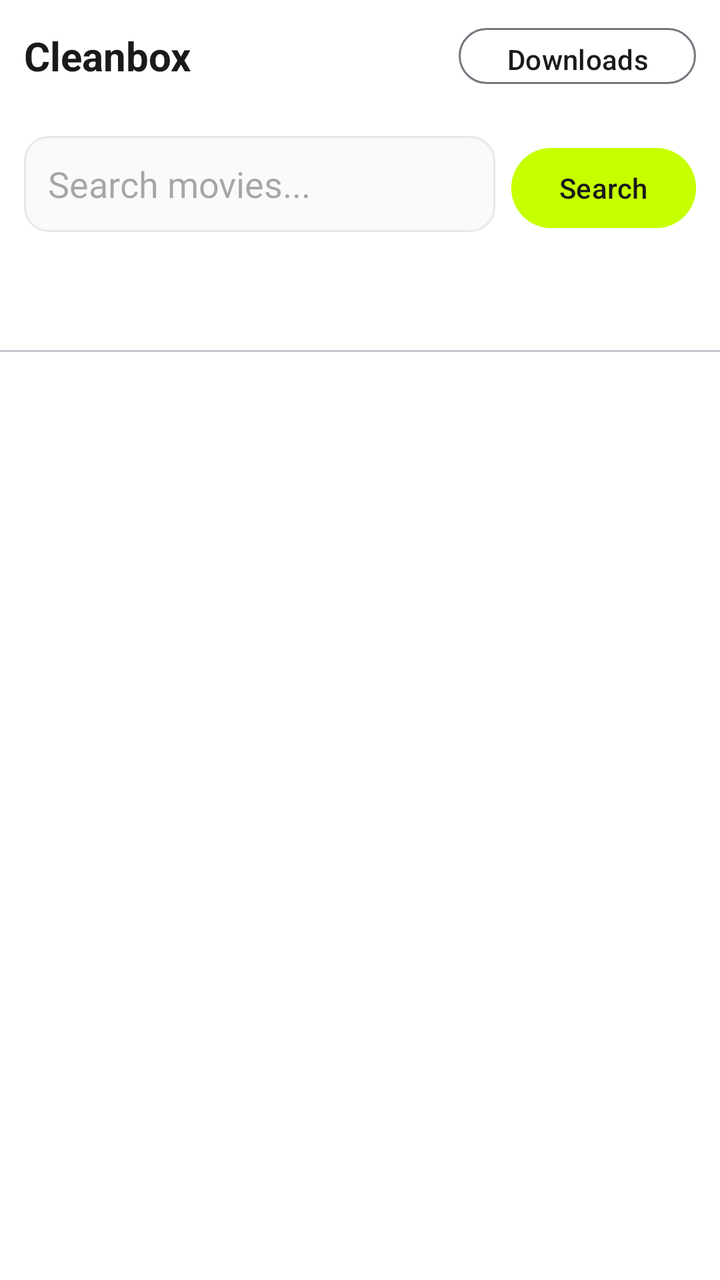
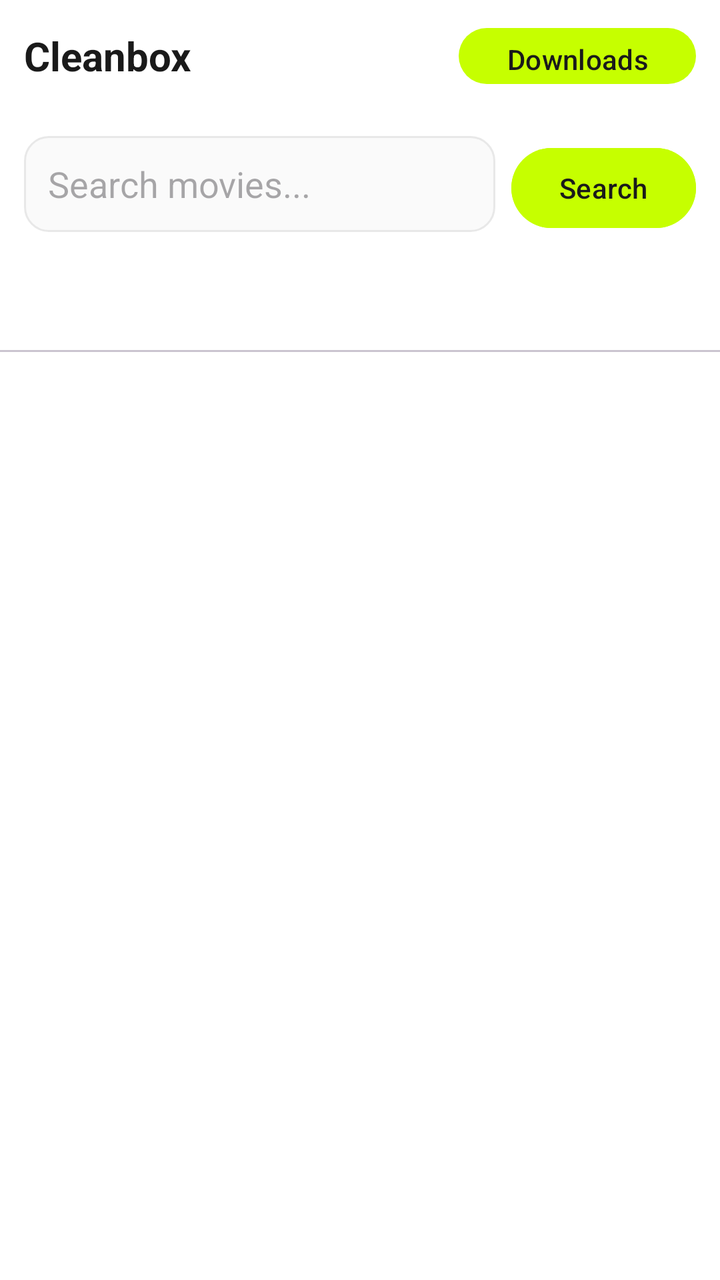

An Android layout rendered at two revisions. The XML below is the earlier revision; the diff shows what the commit changed to produce the second picture.
<!-- AndroidManifest.xml: application theme Theme.Cleanbox -->
<!-- res/layout/activity_main.xml -->
<?xml version="1.0" encoding="utf-8"?>
<LinearLayout xmlns:android="http://schemas.android.com/apk/res/android" xmlns:app="http://schemas.android.com/apk/res/auto" android:orientation="vertical" android:layout_width="match_parent" android:layout_height="match_parent" android:background="@color/white">
  <com.google.android.material.appbar.AppBarLayout android:layout_width="match_parent" android:layout_height="wrap_content" android:background="@color/white">
    <LinearLayout android:orientation="horizontal" android:layout_width="match_parent" android:layout_height="56dp" android:padding="12dp" android:gravity="center_vertical">
      <TextView android:text="Cleanbox" android:textSize="20sp" android:textStyle="bold" android:textColor="@color/text_primary" android:layout_width="0dp" android:layout_weight="1" android:layout_height="wrap_content"/>
      <com.google.android.material.button.MaterialButton android:id="@+id/btn_downloads" android:text="Downloads" android:layout_width="wrap_content" android:layout_height="36dp" style="@style/Widget.Material3.Button.OutlinedButton" app:strokeColor="@color/lime" android:textColor="@color/text_primary"/>
    </LinearLayout>
  </com.google.android.material.appbar.AppBarLayout>
  <LinearLayout android:orientation="horizontal" android:layout_width="match_parent" android:layout_height="wrap_content" android:padding="12dp">
    <com.google.android.material.textfield.TextInputEditText android:id="@+id/search_box" android:hint="Search movies..." android:layout_width="0dp" android:layout_weight="1" android:layout_height="48dp" android:background="@drawable/bg_search" android:padding="12dp"/>
    <com.google.android.material.button.MaterialButton android:id="@+id/search_btn" android:text="Search" android:layout_width="wrap_content" android:layout_height="48dp" android:layout_marginStart="8dp" android:backgroundTint="@color/lime" android:textColor="@color/text_primary"/>
  </LinearLayout>
  <com.google.android.material.tabs.TabLayout android:id="@+id/tab_layout" android:layout_width="match_parent" android:layout_height="wrap_content" app:tabIndicatorColor="@color/lime" app:tabSelectedTextColor="@color/text_primary"/>
  <androidx.recyclerview.widget.RecyclerView android:id="@+id/recycler" android:layout_width="match_parent" android:layout_height="match_parent" android:padding="8dp" android:clipToPadding="false"/>
</LinearLayout>
<!-- resources referenced by this layout -->
<resources>
  <color name="lime">#C6FF00</color>
  <color name="text_primary">#1A1A1A</color>
  <color name="white">#FFFFFF</color>
  <!-- drawable bg_search (drawable) -->
  <shape xmlns:android="http://schemas.android.com/apk/res/android" android:shape="rectangle"><solid android:color="@color/surface"/><stroke android:color="@color/neutral_90" android:width="1dp"/><corners android:radius="12dp"/></shape>
  <style name="Theme.Cleanbox" parent="Theme.Material3.Light.NoActionBar">
          <item name="colorPrimary">@color/lime</item>
          <item name="colorPrimaryContainer">@color/lime</item>
          <item name="colorOnPrimary">@color/text_primary</item>
          <item name="colorSurface">@color/white</item>
          <item name="android:windowBackground">@color/white</item>
      </style>
  <color name="surface">#FAFAFA</color>
  <color name="neutral_90">#E8E8E8</color>
</resources>

<!-- the commit's change to res/layout/activity_main.xml (unified diff, before → after) -->
@@ -1,14 +1,12 @@
 <?xml version="1.0" encoding="utf-8"?>
 <LinearLayout xmlns:android="http://schemas.android.com/apk/res/android" xmlns:app="http://schemas.android.com/apk/res/auto" android:orientation="vertical" android:layout_width="match_parent" android:layout_height="match_parent" android:background="@color/white">
-  <com.google.android.material.appbar.AppBarLayout android:layout_width="match_parent" android:layout_height="wrap_content" android:background="@color/white">
-    <LinearLayout android:orientation="horizontal" android:layout_width="match_parent" android:layout_height="56dp" android:padding="12dp" android:gravity="center_vertical">
-      <TextView android:text="Cleanbox" android:textSize="20sp" android:textStyle="bold" android:textColor="@color/text_primary" android:layout_width="0dp" android:layout_weight="1" android:layout_height="wrap_content"/>
-      <com.google.android.material.button.MaterialButton android:id="@+id/btn_downloads" android:text="Downloads" android:layout_width="wrap_content" android:layout_height="36dp" style="@style/Widget.Material3.Button.OutlinedButton" app:strokeColor="@color/lime" android:textColor="@color/text_primary"/>
-    </LinearLayout>
-  </com.google.android.material.appbar.AppBarLayout>
+  <LinearLayout android:orientation="horizontal" android:layout_width="match_parent" android:layout_height="56dp" android:padding="12dp" android:gravity="center_vertical" android:background="@color/white">
+    <TextView android:text="Cleanbox" android:textSize="20sp" android:textStyle="bold" android:textColor="@color/text_primary" android:layout_width="0dp" android:layout_weight="1" android:layout_height="wrap_content"/>
+    <Button android:id="@+id/btn_downloads" android:text="Downloads" android:layout_width="wrap_content" android:layout_height="36dp"/>
+  </LinearLayout>
   <LinearLayout android:orientation="horizontal" android:layout_width="match_parent" android:layout_height="wrap_content" android:padding="12dp">
-    <com.google.android.material.textfield.TextInputEditText android:id="@+id/search_box" android:hint="Search movies..." android:layout_width="0dp" android:layout_weight="1" android:layout_height="48dp" android:background="@drawable/bg_search" android:padding="12dp"/>
-    <com.google.android.material.button.MaterialButton android:id="@+id/search_btn" android:text="Search" android:layout_width="wrap_content" android:layout_height="48dp" android:layout_marginStart="8dp" android:backgroundTint="@color/lime" android:textColor="@color/text_primary"/>
+    <EditText android:id="@+id/search_box" android:hint="Search movies..." android:layout_width="0dp" android:layout_weight="1" android:layout_height="48dp" android:background="@drawable/bg_search" android:padding="12dp"/>
+    <Button android:id="@+id/search_btn" android:text="Search" android:layout_width="wrap_content" android:layout_height="48dp" android:layout_marginStart="8dp" android:backgroundTint="@color/lime" android:textColor="@color/text_primary"/>
   </LinearLayout>
   <com.google.android.material.tabs.TabLayout android:id="@+id/tab_layout" android:layout_width="match_parent" android:layout_height="wrap_content" app:tabIndicatorColor="@color/lime" app:tabSelectedTextColor="@color/text_primary"/>
   <androidx.recyclerview.widget.RecyclerView android:id="@+id/recycler" android:layout_width="match_parent" android:layout_height="match_parent" android:padding="8dp" android:clipToPadding="false"/>
